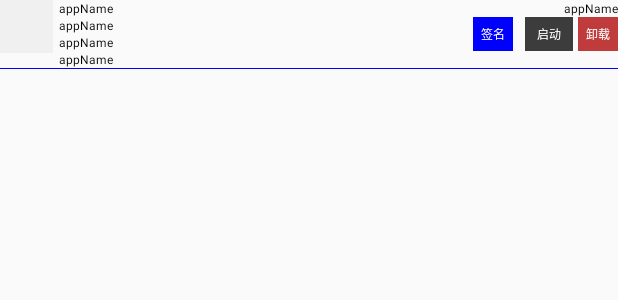
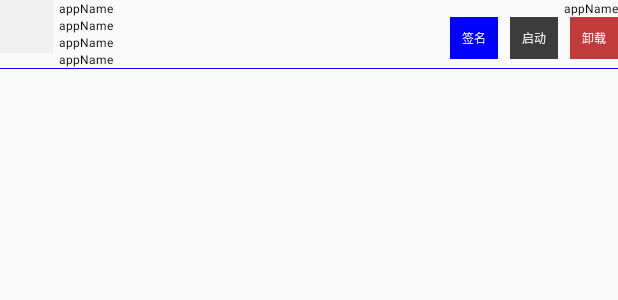
Before and after one commit to HDHunter/CompanyQrScanner, an Android app: the layout appitem.xml on its own in the app's theme, with its tools: preview values and no code run, on a phone screen of 412 x 824 dp. Shown: the top 300 px of the screen. Run offline under Robolectric (Android 15) with nearby library versions, the light colour scheme and no system bars.

Commit message:
add stemppy.UI update

```diff
--- a/appinfomonitor/src/main/res/layout/appitem.xml
+++ b/appinfomonitor/src/main/res/layout/appitem.xml
@@ -92,7 +92,7 @@
                     android:gravity="right"
                     android:minWidth="0dp"
                     android:minHeight="0dp"
-                    android:padding="5dp"
+                    android:padding="8dp"
                     android:text="签名"
                     android:textAllCaps="false"
                     android:textColor="#fff"
@@ -107,10 +107,7 @@
                     android:gravity="right"
                     android:minWidth="0dp"
                     android:minHeight="0dp"
-                    android:paddingLeft="8dp"
-                    android:paddingTop="5dp"
-                    android:paddingRight="8dp"
-                    android:paddingBottom="5dp"
+                    android:padding="8dp"
                     android:text="启动"
                     android:textAllCaps="false"
                     android:textColor="#fff"
@@ -120,10 +117,10 @@
                     android:id="@+id/delete"
                     android:layout_width="wrap_content"
                     android:layout_height="wrap_content"
-                    android:layout_marginLeft="3dp"
+                    android:layout_marginLeft="8dp"
                     android:background="#c03c3c"
                     android:gravity="right"
-                    android:padding="5dp"
+                    android:padding="8dp"
                     android:text="卸载"
                     android:textAllCaps="false"
                     android:textColor="#fff"
```
Also changed, not shown: appinfomonitor/src/main/java/com/hunter/appinfomonitor/MainActivity.java (+23 -4 lines), appinfomonitor/src/main/java/com/hunter/appinfomonitor/ui/AppInfoAdapter.java (+14 -5 lines), appinfomonitor/src/main/res/layout/mainactivity.xml (+15 -7 lines).
